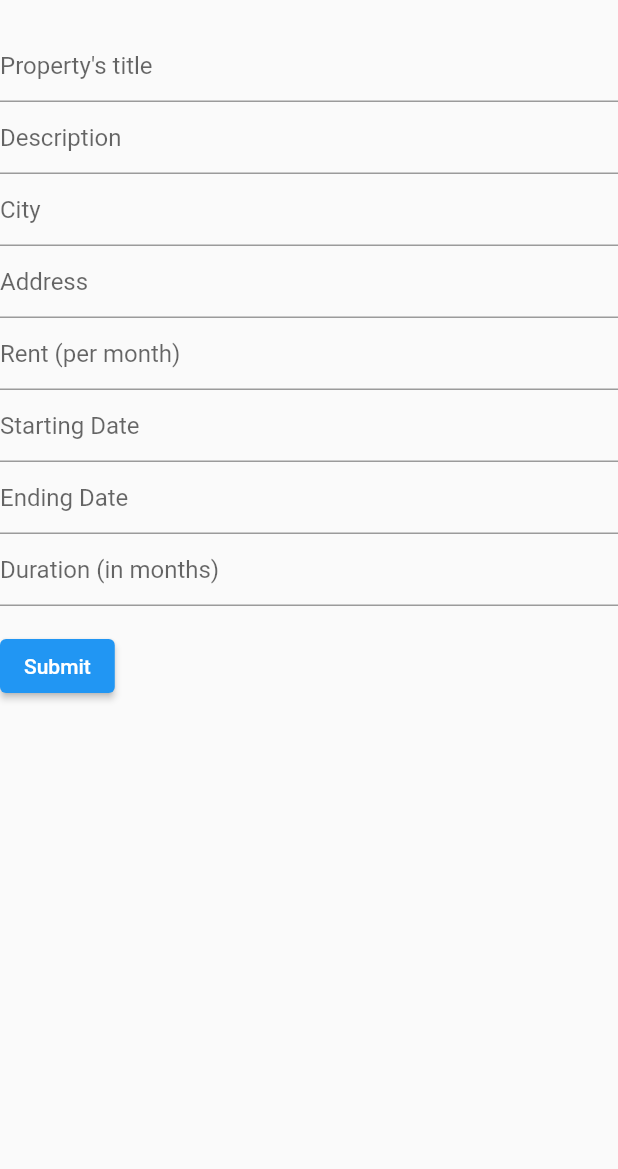
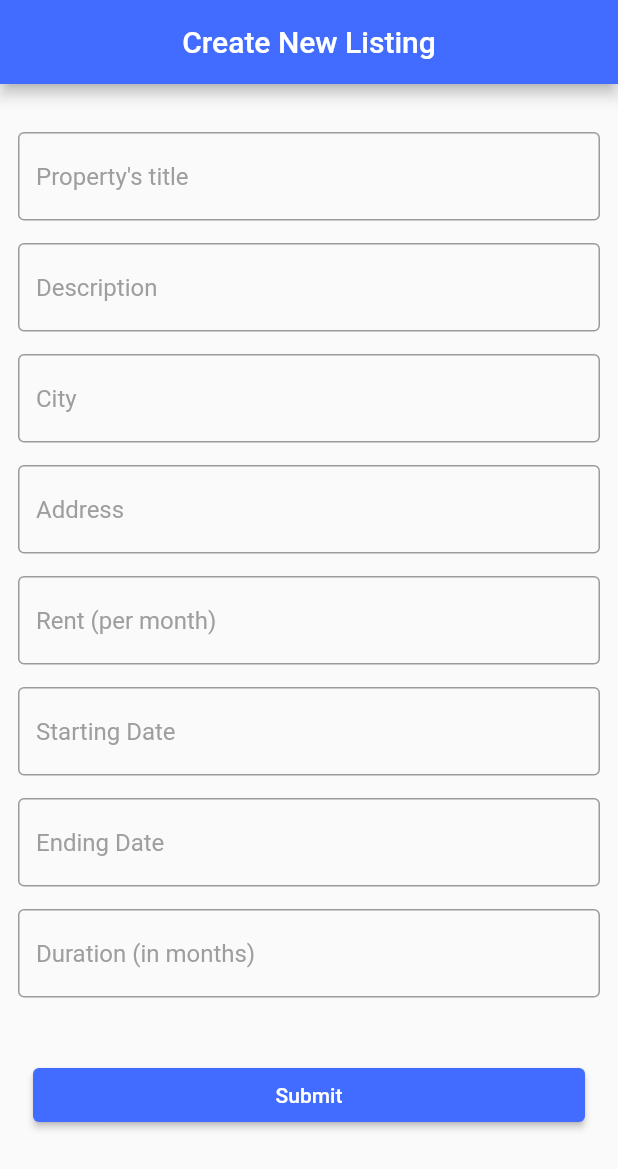
Before and after one commit to Avikam03/Subleasy, a Flutter app: the MyListings screen opened by its route, after a tap on "Create", on a phone screen of 412 x 824 dp. Shown: the top 1169 px of the screen. Run offline on Flutter 3.47's test engine with Material 2 defaults, Android fonts, the phone set to English and light mode, and no system bars; our stand-ins replace cloud_firestore, firebase_auth, firebase_core, firebase_storage, google_sign_in, image_cropper and 2 more; accounts and stored records are empty.

Commit message:
improved ui

```diff
--- a/lib/routes/CreateNew.dart
+++ b/lib/routes/CreateNew.dart
@@ -17,8 +17,20 @@ class _CreateNewState extends State<CreateNew> {
   @override
   Widget build(BuildContext context) {
     return
-    const MaterialApp(
-      home:MyCustomForm(),
+    MaterialApp(
+      theme: ThemeData(
+      appBarTheme: const AppBarTheme(
+      color: Color(0xFF426BFF),
+    ),
+      primaryColor: const Color(0xFF426BFF),
+      elevatedButtonTheme: ElevatedButtonThemeData(
+        style: ElevatedButton.styleFrom(
+            primary: const Color(0xFF426BFF),
+          ),
+        ),
+      ),
+      home:const MyCustomForm(),
+
     );
 
 
@@ -94,9 +106,19 @@ class _MyCustomFormState extends State<MyCustomForm> {
   Widget build(BuildContext context) {
     return Form(
       key: _formKey,
+      child: SafeArea(
         child: Scaffold(
+          appBar: AppBar(
+            title: const Center(child: Text('Create New Listing')),
+
+          ),
           body:
-      Container(
+        SingleChildScrollView(
+          child: ConstrainedBox(
+            constraints: const BoxConstraints(),
+            child: Padding(
+              padding: const EdgeInsets.all(12.0),
+              child: Container(
                 margin: const EdgeInsets.only(top: 20.0),
                 child: Column(
                   crossAxisAlignment: CrossAxisAlignment.start,
@@ -104,7 +126,12 @@ class _MyCustomFormState extends State<MyCustomForm> {
 
                     TextFormField(
                       decoration: const InputDecoration(
+                        border: OutlineInputBorder(),
                         hintText: 'Property\'s title',
+                        hintStyle: TextStyle(
+                          color: Colors.grey
+
+                          ),
                       ),
                       validator: (String? value) {
                         if (value == null || value.isEmpty) {
@@ -114,10 +141,16 @@ class _MyCustomFormState extends State<MyCustomForm> {
                       },
                       controller: title,
                     ),
-
+                    const SizedBox(height: 15),
                     TextFormField(
                       decoration: const InputDecoration(
+                        border: OutlineInputBorder(),
                         hintText: 'Description',
+                        fillColor: Colors.grey,
+                        hintStyle: TextStyle(
+                          color: Colors.grey
+
+                          ),
                       ),
                       validator: (String? value) {
                         if (value == null || value.isEmpty) {
@@ -127,10 +160,17 @@ class _MyCustomFormState extends State<MyCustomForm> {
                       },
                       controller: description,
                     ),
+                    const SizedBox(height: 15),
 
                     TextFormField(
                       decoration: const InputDecoration(
                         hintText: 'City',
+                        border: OutlineInputBorder(),
+                        hintStyle: TextStyle(
+
+                          color: Colors.grey
+
+                          ),
                       ),
                       validator: (String? value) {
                         if (value == null || value.isEmpty) {
@@ -140,10 +180,16 @@ class _MyCustomFormState extends State<MyCustomForm> {
                       },
                       controller: city,
                     ),
+                    const SizedBox(height: 15),
 
                     TextFormField(
                       decoration: const InputDecoration(
                         hintText: 'Address',
+                        border: OutlineInputBorder(),
+                        hintStyle: TextStyle(
+                          color: Colors.grey
+
+                          ),
                       ),
                       validator: (String? value) {
                         if (value == null || value.isEmpty) {
@@ -153,10 +199,16 @@ class _MyCustomFormState extends State<MyCustomForm> {
                       },
                       controller: address,
                     ),
+                    const SizedBox(height: 15),
 
                     TextFormField(
                       decoration: const InputDecoration(
                         hintText: 'Rent (per month)',
+                        border: OutlineInputBorder(),
+                        hintStyle: TextStyle(
+                          color: Colors.grey
+
+                          ),
                       ),
                       inputFormatters: <TextInputFormatter>[
                       FilteringTextInputFormatter.digitsOnly],
@@ -168,11 +220,17 @@ class _MyCustomFormState extends State<MyCustomForm> {
                       },
                       controller: rent,
                     ),
+                    const SizedBox(height: 15),
 
                     TextFormField(
 
                       decoration: const InputDecoration(
                         hintText: 'Starting Date',
+                        border: OutlineInputBorder(),
+                        hintStyle: TextStyle(
+                          color: Colors.grey
+
+                          ),
                       ),
                       validator: (String? value) {
                         if (value == null || value.isEmpty) {
@@ -182,10 +240,16 @@ class _MyCustomFormState extends State<MyCustomForm> {
                       },
                       controller: startingdate,
                     ),
+                    SizedBox(height: 15),
 
                     TextFormField(
                       decoration: const InputDecoration(
                         hintText: 'Ending Date',
+                        border: OutlineInputBorder(),
+                        hintStyle: TextStyle(
+                          color: Colors.grey
+
+                          ),
                       ),
                       validator: (String? value) {
                         if (value == null || value.isEmpty) {
@@ -195,10 +259,16 @@ class _MyCustomFormState extends State<MyCustomForm> {
                       },
                       controller: endingdate,
                     ),
+                    SizedBox(height: 15),
 
                     TextFormField(
                       decoration: const InputDecoration(
                         hintText: 'Duration (in months)',
+                        border: OutlineInputBorder(),
+                        hintStyle: TextStyle(
+                          color: Colors.grey
+
+                          ),
 
                       ),
                       inputFormatters: <TextInputFormatter>[
@@ -211,24 +281,40 @@ class _MyCustomFormState extends State<MyCustomForm> {
                       },
                       controller: duration,
                     ),
+                    SizedBox(height: 15),
 
 
 
                     Padding(
                       padding: const EdgeInsets.symmetric(vertical: 16.0),
+                      child: Center(
+
+                          child: Padding(
+                            padding: const EdgeInsets.all(10.0),
+                            child: SizedBox(
+                              width: double.infinity,
+
                               child: ElevatedButton(
                                 onPressed: () {
                                   // Validate will return true if the form is valid, or false if
                                   // the form is invalid.
                                   if (_formKey.currentState!.validate()) {
                                     createNewListing();
-                    // Process data.
+                                    // Process drata.
                                   }
                                 },
                                 child: const Text('Submit'),
                               ),
                             ),
+                          ),
+                        ),
+                      ),
+
                   ],
+                ),
+              ),
+            ),
+          ),
         ),
           ),
       )
--- a/lib/routes/MyListings.dart
+++ b/lib/routes/MyListings.dart
@@ -41,7 +41,7 @@ class _MyListingsState extends State<MyListings> {
       child: Column(
         mainAxisAlignment: MainAxisAlignment.spaceEvenly,
         children: [
-          Text('Your Listings',
+          const Text('Your Listings',
           style: TextStyle(fontSize: 30, color: Color(0xff426BFF)),
           ),
           ElevatedButton(
--- a/lib/routes/liner.dart
+++ b/lib/routes/liner.dart
@@ -15,7 +15,7 @@ class liner extends StatelessWidget {
           Container(
             width: 500,
             height: 250,
-            padding: EdgeInsets.all(10.0),
+            padding: const EdgeInsets.all(10.0),
             decoration: BoxDecoration(
               border: Border.all(color: Colors.grey),
               borderRadius: BorderRadius.circular(3),
```
Also changed, not shown: lib/main.dart (+17 -3 lines), lib/routes/Dashboard.dart (+25 -20 lines). Lines whose indentation alone changed are shown as unchanged.
